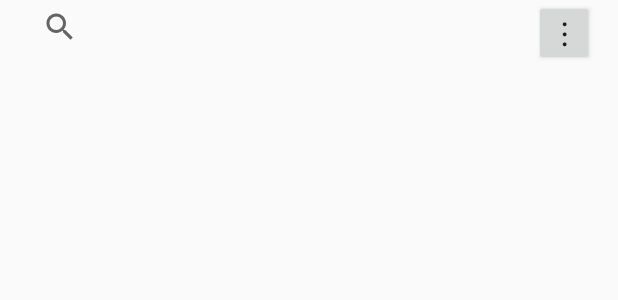
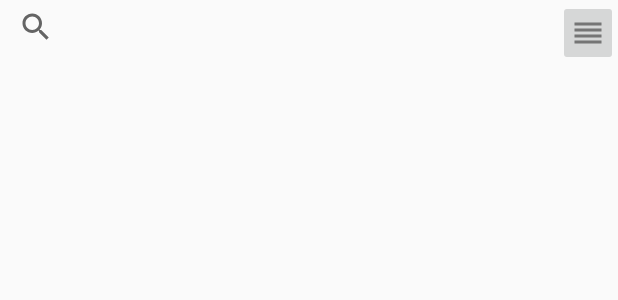
Before and after one commit to aji-app/aji, an Android app: the layout fragment_song_meta.xml on its own in the app's theme, with its tools: preview values and no code run, on a phone screen of 412 x 824 dp. Shown: the top 300 px of the screen. Run offline under Robolectric (Android 15) with nearby library versions, the phone set to English and light mode, and no system bars.

Commit message:
Button design change

```diff
--- a/app/src/main/java/ch/zhaw/engineering/tbdappname/ui/song/SongMetaFragment.java
+++ b/app/src/main/java/ch/zhaw/engineering/tbdappname/ui/song/SongMetaFragment.java
@@ -13,6 +13,7 @@ import android.view.LayoutInflater;
 import android.view.View;
 import android.view.ViewGroup;
 import android.widget.Button;
+import android.widget.ImageButton;
 
 import ch.zhaw.engineering.tbdappname.R;
 import ch.zhaw.engineering.tbdappname.services.database.entity.Song;
@@ -21,7 +22,7 @@ import ch.zhaw.engineering.tbdappname.services.database.repository.SongRepositor
 public class SongMetaFragment extends Fragment {
 
 
-    private Button mMetaMenu;
+    private ImageButton mMetaMenu;
     private SongMetaFragmentListener mListener;
 
     public static SongMetaFragment newInstance() {
--- /dev/null
+++ b/app/src/main/res/drawable-anydpi/ic_order.xml
@@ -0,0 +1,11 @@
+<vector xmlns:android="http://schemas.android.com/apk/res/android"
+    android:width="24dp"
+    android:height="24dp"
+    android:viewportWidth="24"
+    android:viewportHeight="24"
+    android:tint="#333333"
+    android:alpha="0.6">
+    <path
+        android:fillColor="#FF000000"
+        android:pathData="M3,15h18v-2L3,13v2zM3,19h18v-2L3,17v2zM3,11h18L21,9L3,9v2zM3,5v2h18L21,5L3,5z"/>
+</vector>
--- a/app/src/main/res/layout/fragment_song_meta.xml
+++ b/app/src/main/res/layout/fragment_song_meta.xml
@@ -6,8 +6,6 @@
     android:layout_height="44dp"
     android:orientation="horizontal"
     android:layout_marginBottom="16dp"
-    android:paddingStart="@dimen/fragment_margin"
-    android:paddingEnd="@dimen/fragment_margin"
     tools:context=".ui.song.SongMetaFragment">
         <androidx.appcompat.widget.SearchView
             android:id="@+id/song_filter"
@@ -15,7 +13,7 @@
             android:layout_weight="1"
             android:layout_height="36dp"
             />
-        <Button
+        <ImageButton
             android:id="@+id/song_meta_menu"
             android:layout_width="40dp"
             android:layout_height="match_parent"
@@ -23,6 +21,6 @@
             android:layout_marginEnd="0dp"
             android:gravity="center"
             android:padding="0dp"
-            android:text="&#8942;"
+            android:src="@drawable/ic_order"
             android:textAppearance="?android:textAppearanceLarge" />
 </LinearLayout>
```
Also changed, not shown: app/src/main/res/drawable-hdpi/ic_order.png (added), app/src/main/res/drawable-mdpi/ic_order.png (added), app/src/main/res/drawable-xhdpi/ic_order.png (added), app/src/main/res/drawable-xxhdpi/ic_order.png (added).
